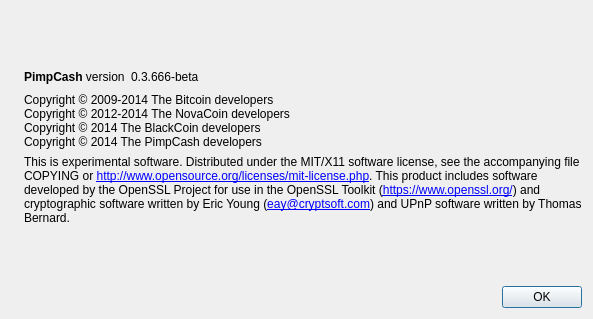
The window that src/qt/forms/aboutdialog.ui (okcashpro/okcash-oldsrc-history) describes before a commit, drawn with Qt 5.
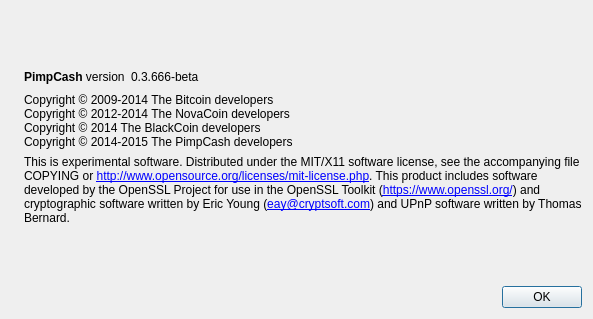
The same window after the commit. Icons and pictures are not drawn.

Diff of the .ui file:
```diff
--- a/src/qt/forms/aboutdialog.ui
+++ b/src/qt/forms/aboutdialog.ui
@@ -94,7 +94,7 @@
         <string>Copyright © 2009-2014 The Bitcoin developers
 Copyright © 2012-2014 The NovaCoin developers
 Copyright © 2014 The BlackCoin developers
-Copyright © 2014 The PimpCash developers</string>
+Copyright © 2014-2015 The PimpCash developers</string>
        </property>
        <property name="textInteractionFlags">
         <set>Qt::LinksAccessibleByMouse|Qt::TextSelectableByKeyboard|Qt::TextSelectableByMouse</set>
```
